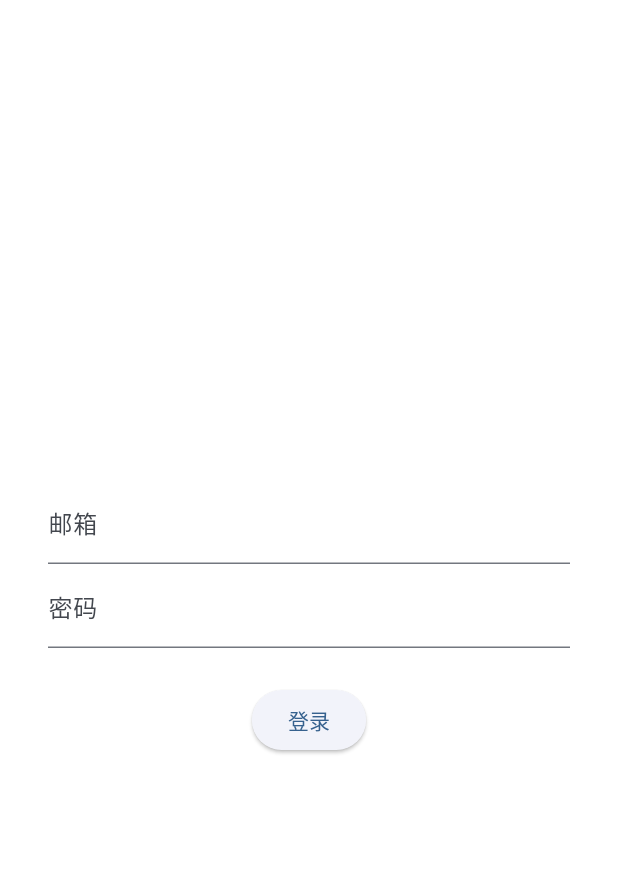
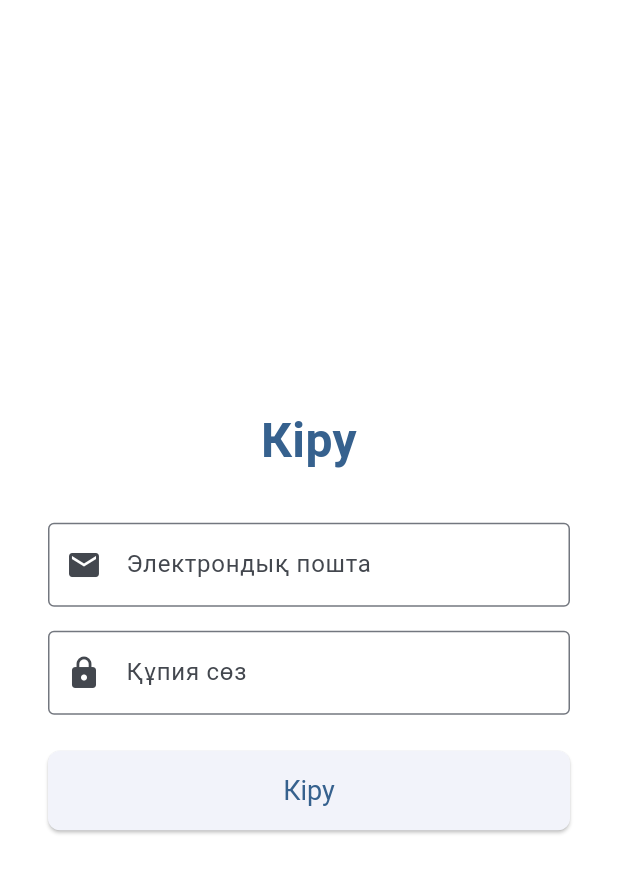
Before and after one commit to Nurdaulet1990/history_app1, a Flutter app: the screen it shows after launch, on a phone screen of 412 x 824 dp. Shown: the top 873 px of the screen. Run offline on Flutter 3.47's test engine with Material 3 defaults, Android fonts, the phone set to English and light mode, and no system bars; our stand-ins replace shared_preferences, supabase_flutter; accounts and stored records are empty.

Commit message:
feat: optimize login page and localize to Kazakh

```diff
--- a/lib/login_page.dart
+++ b/lib/login_page.dart
@@ -23,12 +23,12 @@ class _LoginPageState extends State<LoginPage> {
         Navigator.pushReplacementNamed(context, '/main');
       } else {
         setState(() {
-          errorMessage = '用户名或密码错误';
+          errorMessage = 'Электрондық пошта немесе құпия сөз қате';
         });
       }
     } catch (e) {
       setState(() {
-        errorMessage = '用户名或密码错误';
+        errorMessage = 'Электрондық пошта немесе құпия сөз қате';
       });
     }
   }
@@ -36,30 +36,64 @@ class _LoginPageState extends State<LoginPage> {
   @override
   Widget build(BuildContext context) {
     return Scaffold(
-      body: Padding(
+      body: Center(
+        child: SingleChildScrollView(
           padding: const EdgeInsets.all(32.0),
           child: Column(
             mainAxisAlignment: MainAxisAlignment.center,
+            crossAxisAlignment: CrossAxisAlignment.stretch,
             children: [
+              Text(
+                'Кіру',
+                style: TextStyle(
+                  fontSize: 32,
+                  fontWeight: FontWeight.bold,
+                  color: Theme.of(context).colorScheme.primary,
+                ),
+                textAlign: TextAlign.center,
+              ),
+              SizedBox(height: 32),
               TextField(
                 controller: emailController,
-              decoration: InputDecoration(labelText: '邮箱'),
+                decoration: InputDecoration(
+                  labelText: 'Электрондық пошта',
+                  border: OutlineInputBorder(),
+                  prefixIcon: Icon(Icons.email),
                 ),
+                keyboardType: TextInputType.emailAddress,
+              ),
+              SizedBox(height: 16),
               TextField(
                 controller: passwordController,
-              decoration: InputDecoration(labelText: '密码'),
+                decoration: InputDecoration(
+                  labelText: 'Құпия сөз',
+                  border: OutlineInputBorder(),
+                  prefixIcon: Icon(Icons.lock),
+                ),
                 obscureText: true,
               ),
               if (errorMessage != null) ...[
                 SizedBox(height: 16),
-              Text(errorMessage!, style: TextStyle(color: Colors.red)),
+                Text(
+                  errorMessage!,
+                  style: TextStyle(color: Colors.red),
+                  textAlign: TextAlign.center,
+                ),
               ],
               SizedBox(height: 24),
               ElevatedButton(
                 onPressed: _login,
-              child: Text('登录'),
+                style: ElevatedButton.styleFrom(
+                  padding: const EdgeInsets.symmetric(vertical: 16),
+                  textStyle: const TextStyle(fontSize: 18),
+                  shape: RoundedRectangleBorder(
+                    borderRadius: BorderRadius.circular(8),
+                  ),
+                ),
+                child: Text('Кіру'),
               ),
             ],
+          ),
         ),
       ),
     );
```
Lines whose indentation alone changed are shown as unchanged.
